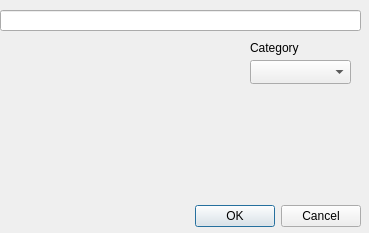
Before: the Qt Designer form addurl.ui in pussbb/Link-Saver, drawn with Qt 5.
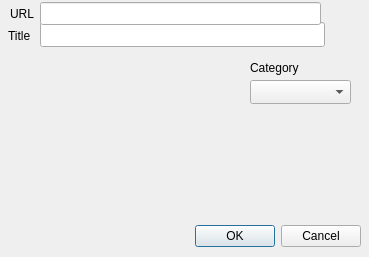
After: the same form once the commit is applied.

```diff
--- a/addurl.ui
+++ b/addurl.ui
@@ -7,9 +7,15 @@
     <x>0</x>
     <y>0</y>
     <width>369</width>
-    <height>233</height>
+    <height>257</height>
    </rect>
   </property>
+  <property name="maximumSize">
+   <size>
+    <width>369</width>
+    <height>257</height>
+   </size>
+  </property>
   <property name="windowTitle">
    <string>Dialog</string>
   </property>
@@ -17,7 +23,7 @@
    <property name="geometry">
     <rect>
      <x>20</x>
-     <y>200</y>
+     <y>220</y>
      <width>341</width>
      <height>32</height>
     </rect>
@@ -33,7 +39,7 @@
    <property name="geometry">
     <rect>
      <x>10</x>
-     <y>30</y>
+     <y>50</y>
      <width>211</width>
      <height>171</height>
     </rect>
@@ -48,10 +54,10 @@
    </property>
    <property name="geometry">
     <rect>
-     <x>0</x>
-     <y>10</y>
-     <width>361</width>
-     <height>21</height>
+     <x>40</x>
+     <y>22</y>
+     <width>285</width>
+     <height>25</height>
     </rect>
    </property>
   </widget>
@@ -59,7 +65,7 @@
    <property name="geometry">
     <rect>
      <x>250</x>
-     <y>60</y>
+     <y>80</y>
      <width>101</width>
      <height>24</height>
     </rect>
@@ -69,7 +75,7 @@
    <property name="geometry">
     <rect>
      <x>250</x>
-     <y>40</y>
+     <y>60</y>
      <width>97</width>
      <height>16</height>
     </rect>
@@ -78,6 +84,45 @@
     <string>Category</string>
    </property>
   </widget>
+  <widget class="QLineEdit" name="url_edit">
+   <property name="enabled">
+    <bool>true</bool>
+   </property>
+   <property name="geometry">
+    <rect>
+     <x>40</x>
+     <y>2</y>
+     <width>281</width>
+     <height>23</height>
+    </rect>
+   </property>
+  </widget>
+  <widget class="QLabel" name="label_2">
+   <property name="geometry">
+    <rect>
+     <x>10</x>
+     <y>6</y>
+     <width>27</width>
+     <height>16</height>
+    </rect>
+   </property>
+   <property name="text">
+    <string>URL</string>
+   </property>
+  </widget>
+  <widget class="QLabel" name="label_3">
+   <property name="geometry">
+    <rect>
+     <x>8</x>
+     <y>28</y>
+     <width>29</width>
+     <height>16</height>
+    </rect>
+   </property>
+   <property name="text">
+    <string>Title</string>
+   </property>
+  </widget>
  </widget>
  <resources/>
  <connections>
```
